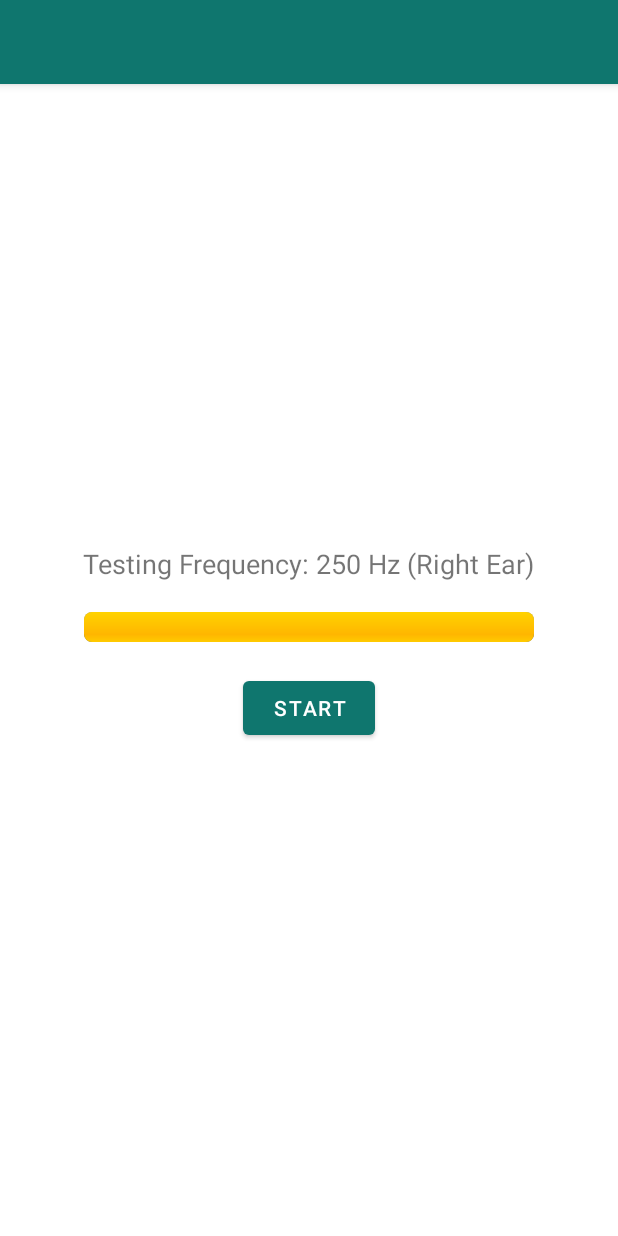
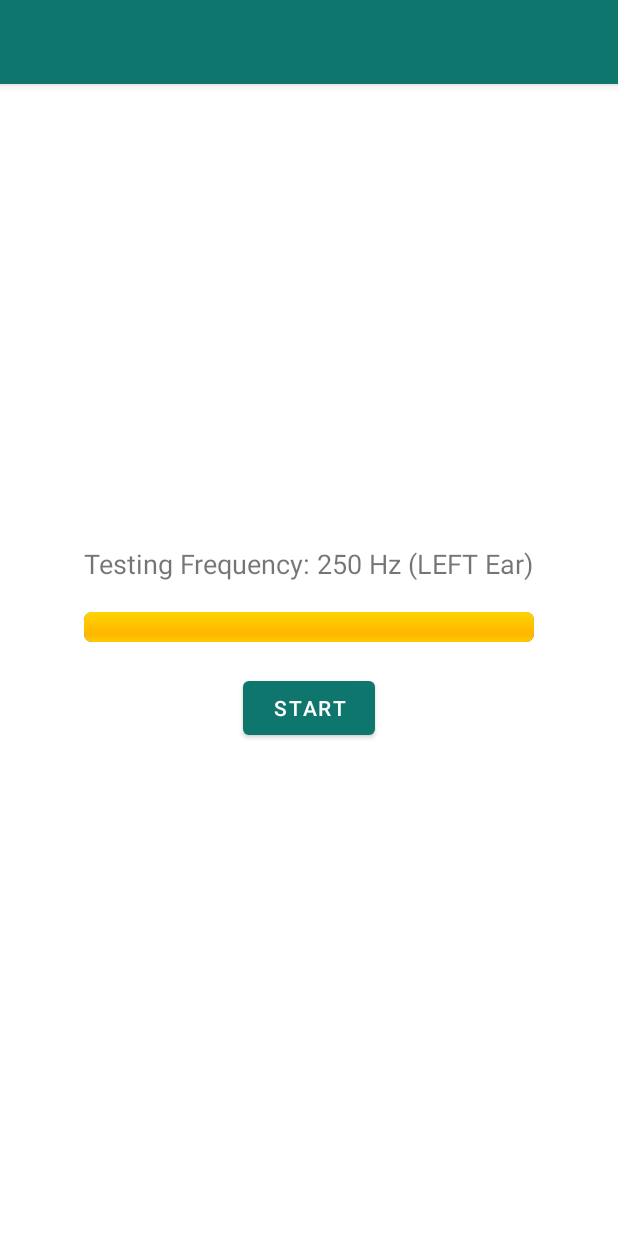
Before and after one commit to adeepabandara/Audion, an Android app: the PureToneTestActivity screen opened directly, with no data from a screen before it, after a tap on "START", on a phone screen of 412 x 824 dp. Run offline under Robolectric (Android 15) with nearby library versions, the phone set to English and light mode, and no system bars; our stand-ins replace Room's generated code.

Commit message:
Puretone test instruction pages

```diff
--- a/app/src/main/AndroidManifest.xml
+++ b/app/src/main/AndroidManifest.xml
@@ -22,6 +22,9 @@
           <activity android:name=".UserCreationActivity" />
           <activity android:name=".HomeActivity" />
            <activity android:name=".PureToneTestActivity" />
+           <activity android:name=".GeneralInstructionActivity" />
+           <activity android:name=".LeftEarInstructionActivity" />
+           <activity android:name=".RightEarInstructionActivity" />
         <activity
 
             android:name=".MainActivity"
--- a/app/src/main/java/com/example/audion/PureToneTestActivity.java
+++ b/app/src/main/java/com/example/audion/PureToneTestActivity.java
@@ -2,11 +2,11 @@ package com.example.audion;
 
 import androidx.appcompat.app.AppCompatActivity;
 
+import android.content.Intent;
 import android.media.AudioFormat;
 import android.media.AudioManager;
 import android.media.AudioTrack;
 import android.os.Bundle;
-import android.view.View;
 import android.widget.Button;
 import android.widget.ProgressBar;
 import android.widget.TextView;
@@ -19,32 +19,21 @@ import com.example.audion.data.HearingTestResultDao;
 
 public class PureToneTestActivity extends AppCompatActivity {
 
-    // Frequencies to test
     private final int[] frequencies = {250, 500, 1000, 2000};
     private int currentFreqIndex = 0;
 
-    // Track which ear we're testing: "Right" first, then "Left"
-    private String currentEar = "Right";
+    private String currentEar; // "LEFT" or "RIGHT"
 
-    // UI elements
     private TextView textViewFrequency;
     private ProgressBar progressBar;
     private Button buttonStart;
     private Button buttonHeard;
     private Button buttonNotHeard;
 
-    // Audio / thread control
     private Thread playbackThread;
     private volatile boolean stopPlayback = false;
-
-    // Keep track of the amplitude step (0..100) at which user hears the tone
     private int lastAmplitudeStep = 0;
 
-    // Example: We'll assume there's a single user with ID=1 in your system
-    // (Or you could retrieve the real user ID from your flow)
-    private static final int DEMO_USER_ID = 1;
-
-    // DAO reference (obtained from your already-initialized DB)
     private HearingTestResultDao hearingTestResultDao;
 
     @Override
@@ -52,205 +41,141 @@ public class PureToneTestActivity extends AppCompatActivity {
         super.onCreate(savedInstanceState);
         setContentView(R.layout.activity_pure_tone_test);
 
+        currentEar = getIntent().getStringExtra("EAR");
+        if (currentEar == null) currentEar = "LEFT"; // fallback
+
         textViewFrequency = findViewById(R.id.textViewFrequency);
         progressBar       = findViewById(R.id.progressBar);
         buttonStart       = findViewById(R.id.buttonStart);
         buttonHeard       = findViewById(R.id.buttonHeard);
         buttonNotHeard    = findViewById(R.id.buttonNotHeard);
 
-        // progress bar from 0..100
         progressBar.setMax(100);
         progressBar.setProgress(0);
 
-        // -- Get the already-initialized database and DAO --
-        // Example: If MainActivity has a static getDatabase() method:
         AppDatabase db = MainActivity.getDatabase();
         hearingTestResultDao = db.hearingTestResultDao();
 
         updateFrequencyLabel();
-
-        // Initially show Start, hide Heard/NotHeard
         showStartUI();
 
-        // Start button
-        buttonStart.setOnClickListener(new View.OnClickListener() {
-            @Override
-            public void onClick(View view) {
-                startRampForCurrentFrequency();
-            }
-        });
-
-        // "I Heard"
-        buttonHeard.setOnClickListener(new View.OnClickListener() {
-            @Override
-            public void onClick(View view) {
-                onUserHeard();
-            }
-        });
-
-        // "I Didn't"
-        buttonNotHeard.setOnClickListener(new View.OnClickListener() {
-            @Override
-            public void onClick(View view) {
-                onUserNotHeard();
-            }
-        });
+        buttonStart.setOnClickListener(view -> startRampForCurrentFrequency());
+        buttonHeard.setOnClickListener(view -> onUserHeard());
+        buttonNotHeard.setOnClickListener(view -> onUserNotHeard());
     }
 
-    /**
-     * Called when user clicks Start button.
-     * We do a background thread that ramps amplitude from 0..1 in 100 steps.
-     */
     private void startRampForCurrentFrequency() {
         final int freq = frequencies[currentFreqIndex];
-        showResponseUI(); // Hide Start, show Heard/NotHeard
-
+        showResponseUI();
         stopPlayback = false;
         progressBar.setProgress(0);
 
-        playbackThread = new Thread(new Runnable() {
-            @Override
-            public void run() {
-                // Create an AudioTrack in streaming mode
+        playbackThread = new Thread(() -> {
             AudioTrack audioTrack = new AudioTrack(
                     AudioManager.STREAM_MUSIC,
                     44100,
                     AudioFormat.CHANNEL_OUT_MONO,
                     AudioFormat.ENCODING_PCM_16BIT,
-                        44100 * 2, // bufferSize in bytes, arbitrary for streaming
+                    44100 * 2,
                     AudioTrack.MODE_STREAM
             );
 
             audioTrack.play();
 
-                // We'll ramp from 0.0 to 1.0 in 100 steps
-                final int steps = 100;
-                for (int i = 1; i <= steps; i++) {
-                    if (stopPlayback) {
-                        break;
-                    }
-                    double amplitude = i / 100.0; // e.g. 0.01..1.0
-                    // Generate a short 50ms chunk at this amplitude
-                    short[] chunk = ToneGenerator.generateSineWaveChunk(
-                            44100,
-                            50,   // 50ms
-                            freq,
-                            amplitude
-                    );
-                    // Write to AudioTrack
+            for (int i = 1; i <= 100; i++) {
+                if (stopPlayback) break;
+
+                double amplitude = i / 100.0;
+                short[] chunk = ToneGenerator.generateSineWaveChunk(44100, 50, freq, amplitude);
                 audioTrack.write(chunk, 0, chunk.length);
-
-                    // Track which amplitude step we're on
                 lastAmplitudeStep = i;
 
-                    // Because i must be effectively final for the lambda:
                 final int progressVal = i;
-                    // Update progress bar in the UI thread
                 runOnUiThread(() -> progressBar.setProgress(progressVal));
             }
 
             audioTrack.stop();
             audioTrack.release();
 
-                // If we finished all 100 steps and user hasn't clicked "I Heard"
             if (!stopPlayback) {
                 runOnUiThread(() -> {
-                        Toast.makeText(
-                                PureToneTestActivity.this,
+                    Toast.makeText(PureToneTestActivity.this,
                             "Max volume reached for " + freq + " Hz.\nYou can start again.",
                             Toast.LENGTH_SHORT
                     ).show();
-                        // Show Start again, so user can retest the same frequency
                     showStartUI();
                 });
-                }
             }
         });
         playbackThread.start();
     }
 
-    /**
-     * Called when user clicks "I Heard".
-     * We record the amplitude step at which they heard the tone.
-     */
     private void onUserHeard() {
         stopPlayback = true;
-
-        // Stop the thread if it's still alive
         if (playbackThread != null && playbackThread.isAlive()) {
             playbackThread.interrupt();
         }
 
-        // Insert a DB record to indicate user heard it at 'lastAmplitudeStep'
-        final int freq = frequencies[currentFreqIndex];
+        int freq = frequencies[currentFreqIndex];
         HearingTestResult result = new HearingTestResult(
-                DEMO_USER_ID,
-                currentEar,       // e.g. "Right" or "Left"
+                1,        // or get current user ID
+                currentEar,
                 freq,
-                lastAmplitudeStep // amplitude step at which user heard
+                lastAmplitudeStep
         );
         hearingTestResultDao.insert(result);
 
-        // Move to next frequency
         currentFreqIndex++;
         if (currentFreqIndex >= frequencies.length) {
-            // If we finished all frequencies for the currentEar, check if we should switch
-            if (currentEar.equals("Right")) {
-                // Switch to left ear now
-                currentEar = "Left";
-                currentFreqIndex = 0;
-                Toast.makeText(this,
-                        "Now testing LEFT ear...",
-                        Toast.LENGTH_SHORT
-                ).show();
-                updateFrequencyLabel();
-                showStartUI();
+            // done with this ear
+            if ("LEFT".equals(currentEar)) {
+                // after left ear -> go RightEarInstruction
+                Toast.makeText(this, "Left Ear Test Complete!", Toast.LENGTH_SHORT).show();
+                Intent intent = new Intent(this, RightEarInstructionActivity.class);
+                startActivity(intent);
+                finish();
             } else {
-                // Already did "Left" ear, so we are fully done
-                Toast.makeText(this, "All frequencies tested on BOTH ears!", Toast.LENGTH_LONG).show();
+                // done right ear => entire test complete
+                Toast.makeText(this, "Right Ear Test Complete!", Toast.LENGTH_LONG).show();
+                Intent intent = new Intent(this, HomeActivity.class);
+                startActivity(intent);
+
                 finish();
             }
         } else {
             updateFrequencyLabel();
-            showStartUI(); // Let user start the next frequency
+            showStartUI();
         }
     }
 
-    /**
-     * Called when user clicks "I Didn't".
-     * We can record amplitude=100 (or any sentinel) to indicate they didn't hear it by max volume.
-     */
     private void onUserNotHeard() {
         stopPlayback = true;
-
         if (playbackThread != null && playbackThread.isAlive()) {
             playbackThread.interrupt();
         }
 
-        // Insert a DB record indicating user did NOT hear the tone at normal range
-        final int freq = frequencies[currentFreqIndex];
+        int freq = frequencies[currentFreqIndex];
         HearingTestResult result = new HearingTestResult(
-                DEMO_USER_ID,
+                1,
                 currentEar,
                 freq,
-                100 // Indicate "didn't hear" up to step=100
+                100
         );
         hearingTestResultDao.insert(result);
 
-        // Show Start so user can retest the same freq, if desired
         showStartUI();
     }
 
     private void showStartUI() {
-        buttonStart.setVisibility(View.VISIBLE);
-        buttonHeard.setVisibility(View.GONE);
-        buttonNotHeard.setVisibility(View.GONE);
+        buttonStart.setVisibility(android.view.View.VISIBLE);
+        buttonHeard.setVisibility(android.view.View.GONE);
+        buttonNotHeard.setVisibility(android.view.View.GONE);
     }
 
     private void showResponseUI() {
-        buttonStart.setVisibility(View.GONE);
-        buttonHeard.setVisibility(View.VISIBLE);
-        buttonNotHeard.setVisibility(View.VISIBLE);
+        buttonStart.setVisibility(android.view.View.GONE);
+        buttonHeard.setVisibility(android.view.View.VISIBLE);
+        buttonNotHeard.setVisibility(android.view.View.VISIBLE);
     }
 
     private void updateFrequencyLabel() {
--- a/app/src/main/java/com/example/audion/UserCreationActivity.java
+++ b/app/src/main/java/com/example/audion/UserCreationActivity.java
@@ -60,7 +60,7 @@ public class UserCreationActivity extends AppCompatActivity {
         userDao.insert(newUser);
 
         // Navigate to HomeActivity
-        Intent intent = new Intent(this, PureToneTestActivity.class);
+        Intent intent = new Intent(this, GeneralInstructionActivity.class);
         startActivity(intent);
 
         // Finish current activity
--- a/app/src/main/java/com/example/audion/data/HearingTestResultDao.java
+++ b/app/src/main/java/com/example/audion/data/HearingTestResultDao.java
@@ -19,4 +19,7 @@ public interface HearingTestResultDao {
 
     @Query("SELECT * FROM hearing_test_results WHERE earSide = :earSide")
     List<HearingTestResult> getResultsForEar(String earSide);
+
+    @Query("DELETE FROM hearing_test_results")
+    void deleteAll();
 }
```
Also changed, not shown: app/src/main/java/com/example/audion/GeneralInstructionActivity.java (added, +40 -0 lines), app/src/main/java/com/example/audion/InstructionActivity.java (deleted, +0 -38 lines), app/src/main/java/com/example/audion/LeftEarInstructionActivity.java (added, +43 -0 lines), app/src/main/java/com/example/audion/MainActivity.java (+48 -17 lines), app/src/main/java/com/example/audion/RightEarInstructionActivity.java (added, +39 -0 lines), app/src/main/res/layout/activity_general_instruction.xml (added, +34 -0 lines), app/src/main/res/layout/activity_left_ear_instruction.xml (added, +36 -0 lines), app/src/main/res/layout/activity_right_ear_instruction.xml (added, +36 -0 lines), app/src/main/res/layout/hearing_test_instructions.xml (deleted, +0 -97 lines), app/src/main/res/drawable/ear.png (added), app/src/main/res/drawable/left_ear.png (added), app/src/main/res/drawable/right_ear.png (added). Lines whose indentation alone changed are shown as unchanged.
